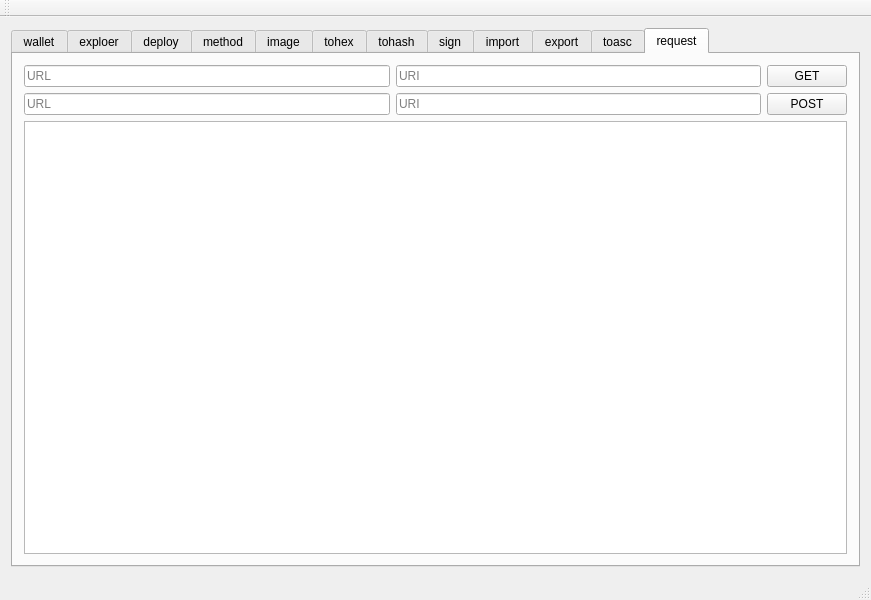
This is MainWindow.ui in t2dk49580/OriginWallet as Qt 5 draws it before an edit. The edited form follows.
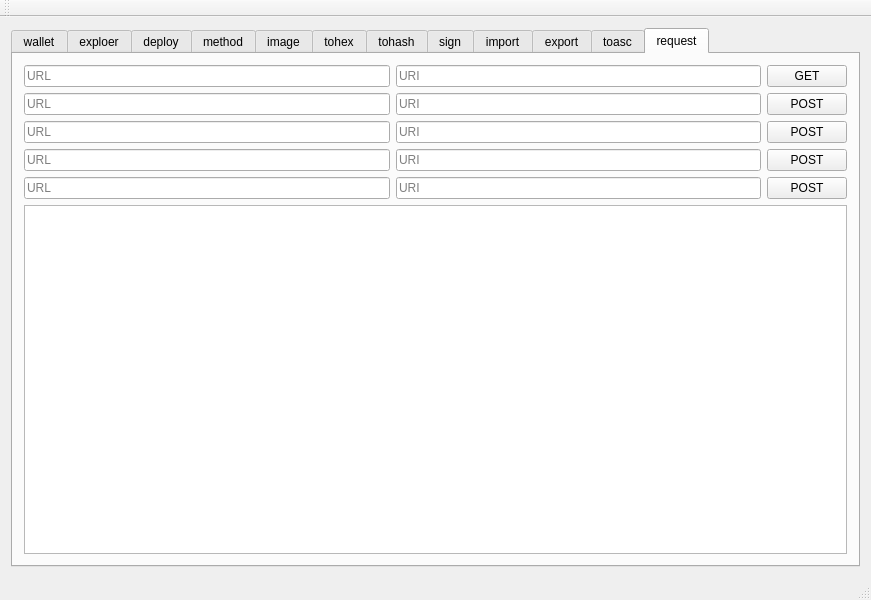
This is the edited form. The open tabs and pages were chosen to show the change.

```diff
--- a/MainWindow.ui
+++ b/MainWindow.ui
@@ -1139,7 +1139,79 @@
           </property>
          </widget>
         </item>
-        <item row="2" column="0" colspan="3">
+        <item row="2" column="0">
+         <widget class="QLineEdit" name="le_posturl_req_2">
+          <property name="text">
+           <string/>
+          </property>
+          <property name="placeholderText">
+           <string>URL</string>
+          </property>
+         </widget>
+        </item>
+        <item row="2" column="1">
+         <widget class="QLineEdit" name="le_posturi_req_2">
+          <property name="placeholderText">
+           <string>URI</string>
+          </property>
+         </widget>
+        </item>
+        <item row="2" column="2">
+         <widget class="QPushButton" name="pb_post_req_2">
+          <property name="text">
+           <string>POST</string>
+          </property>
+         </widget>
+        </item>
+        <item row="3" column="0">
+         <widget class="QLineEdit" name="le_posturl_req_3">
+          <property name="text">
+           <string/>
+          </property>
+          <property name="placeholderText">
+           <string>URL</string>
+          </property>
+         </widget>
+        </item>
+        <item row="3" column="1">
+         <widget class="QLineEdit" name="le_posturi_req_3">
+          <property name="placeholderText">
+           <string>URI</string>
+          </property>
+         </widget>
+        </item>
+        <item row="3" column="2">
+         <widget class="QPushButton" name="pb_post_req_3">
+          <property name="text">
+           <string>POST</string>
+          </property>
+         </widget>
+        </item>
+        <item row="4" column="0">
+         <widget class="QLineEdit" name="le_posturl_req_4">
+          <property name="text">
+           <string/>
+          </property>
+          <property name="placeholderText">
+           <string>URL</string>
+          </property>
+         </widget>
+        </item>
+        <item row="4" column="1">
+         <widget class="QLineEdit" name="le_posturi_req_4">
+          <property name="placeholderText">
+           <string>URI</string>
+          </property>
+         </widget>
+        </item>
+        <item row="4" column="2">
+         <widget class="QPushButton" name="pb_post_req_4">
+          <property name="text">
+           <string>POST</string>
+          </property>
+         </widget>
+        </item>
+        <item row="5" column="0" colspan="3">
          <widget class="QTextBrowser" name="tb_req"/>
         </item>
        </layout>
```
Left out of the diff: 87 changed lines with no effect on the pictures.
